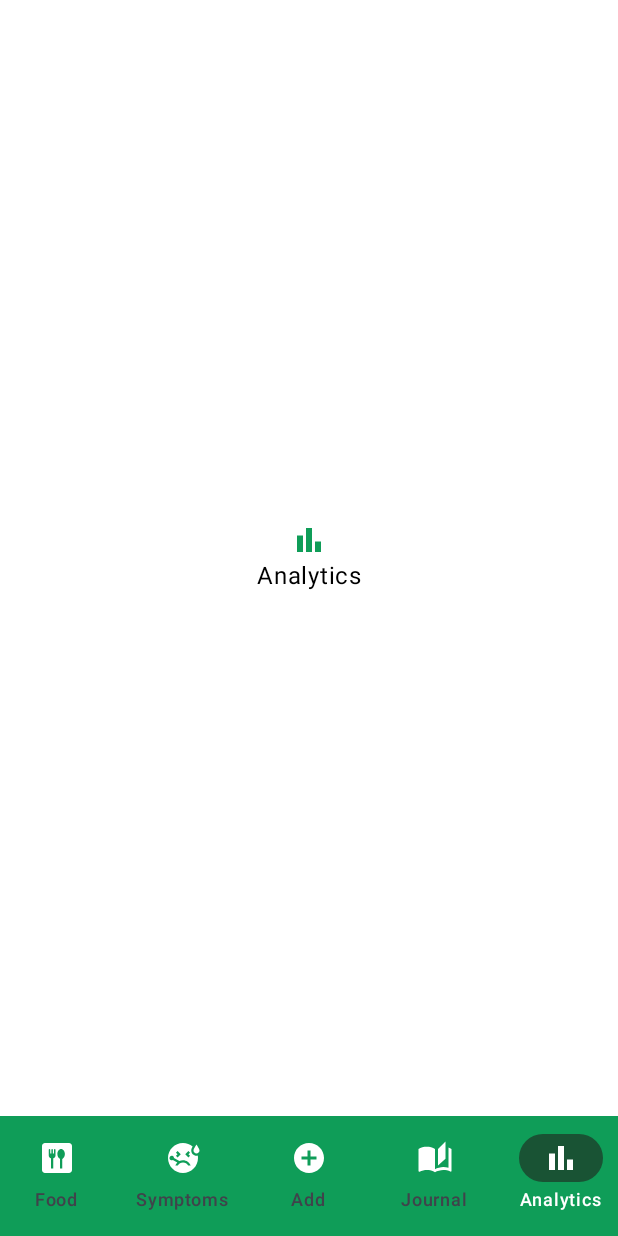
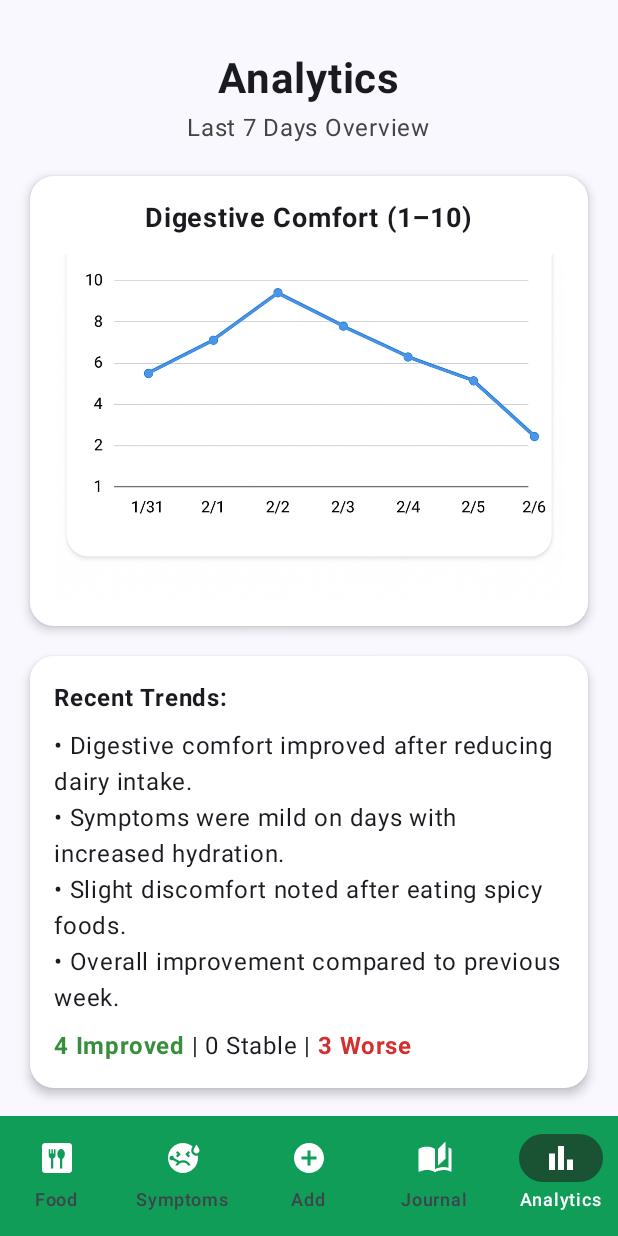
Before and after one commit to BryanLucio12/GI-Health-App, an Android app built with Jetpack Compose: the AnalyticsScreen screen opened through its navigation route, on a phone screen of 412 x 824 dp. Run offline under Robolectric (Android 15) with nearby library versions, the phone set to English and light mode, and no system bars.

Commit message:
Added Anylitics screen

```diff
--- a/app/src/main/java/com/example/gihealth/ui/screens/AnalyticsScreen.kt
+++ b/app/src/main/java/com/example/gihealth/ui/screens/AnalyticsScreen.kt
@@ -1,34 +1,130 @@
 package com.example.gihealth.ui.screens
 
+import androidx.compose.foundation.Image
 import androidx.compose.ui.Alignment
 import androidx.compose.ui.Modifier
-import androidx.compose.foundation.background
 import androidx.compose.foundation.layout.Arrangement
 import androidx.compose.foundation.layout.Column
+import androidx.compose.foundation.layout.Row
+import androidx.compose.foundation.layout.Spacer
 import androidx.compose.foundation.layout.fillMaxSize
-import androidx.compose.material.icons.Icons
-import androidx.compose.material.icons.filled.BarChart
-import androidx.compose.material3.Icon
+import androidx.compose.foundation.layout.fillMaxWidth
+import androidx.compose.foundation.layout.height
+import androidx.compose.foundation.layout.padding
+import androidx.compose.foundation.shape.RoundedCornerShape
+import androidx.compose.material3.Card
+import androidx.compose.material3.CardDefaults
 import androidx.compose.material3.Text
 import androidx.compose.runtime.Composable
+import androidx.compose.ui.draw.clip
 import androidx.compose.ui.graphics.Color
+import androidx.compose.ui.layout.ContentScale
+import androidx.compose.ui.res.painterResource
+import androidx.compose.ui.text.font.FontWeight
+import androidx.compose.ui.tooling.preview.Preview
+import androidx.compose.ui.unit.dp
+import androidx.compose.ui.unit.sp
+import com.example.gihealth.ui.theme.GIHealthTheme
 
 @Composable
 fun AnalyticsScreen() {
     Column(
         modifier = Modifier
             .fillMaxSize()
-            .background(Color.White),
-        horizontalAlignment = Alignment.CenterHorizontally,
-        verticalArrangement = Arrangement.Center
+            .padding(horizontal = 20.dp, vertical = 16.dp),
+        horizontalAlignment = Alignment.CenterHorizontally
     ) {
-        // Icon on the screen
-        Icon(
-            imageVector = Icons.Default.BarChart,
-            contentDescription = "Analytics",
-            tint = Color(0xFF0F9D58)
+        // Title
+        Text(
+            text = "Analytics",
+            fontSize = 28.sp,
+            fontWeight = FontWeight.Bold,
+            modifier = Modifier.padding(top = 20.dp)
         )
-        // Text on the screen
-        Text(text = "Analytics", color = Color.Black)
+
+        Text(
+            text = "Last 7 Days Overview",
+            fontSize = 16.sp,
+            color = Color.DarkGray,
+            modifier = Modifier.padding(top = 4.dp, bottom = 20.dp)
+        )
+
+        // Adding graph
+        Card(
+            modifier = Modifier
+                .fillMaxWidth()
+                .height(300.dp),
+            colors = CardDefaults.cardColors(containerColor = Color.White),
+            shape = RoundedCornerShape(16.dp),
+            elevation = CardDefaults.cardElevation(4.dp)
+        ) {
+            Column(
+                modifier = Modifier
+                    .fillMaxSize()
+                    .padding(16.dp),
+                horizontalAlignment = Alignment.CenterHorizontally
+            ) {
+                Text(
+                    text = "Digestive Comfort (1–10)",
+                    fontWeight = FontWeight.Bold,
+                    fontSize = 18.sp,
+                    modifier = Modifier.padding(bottom = 12.dp)
+                )
+
+                Image(
+                    painter = painterResource(id = com.example.gihealth.R.drawable.img_3),
+                    contentDescription = "Digestive comfort chart",
+                    modifier = Modifier
+                        .fillMaxWidth()
+                        .weight(1f)
+                        .clip(RoundedCornerShape(8.dp)),
+                    contentScale = ContentScale.Crop
+                )
+            }
+        }
+
+        Spacer(modifier = Modifier.height(20.dp))
+
+        // Trends card
+        Card(
+            modifier = Modifier.fillMaxWidth(),
+            colors = CardDefaults.cardColors(containerColor = Color.White),
+            shape = RoundedCornerShape(16.dp),
+            elevation = CardDefaults.cardElevation(4.dp)
+        ) {
+            Column(modifier = Modifier.padding(16.dp)) {
+                Text(
+                    text = "Recent Trends:",
+                    fontWeight = FontWeight.Bold,
+                    fontSize = 16.sp,
+                    modifier = Modifier.padding(bottom = 8.dp)
+                )
+
+                Text("• Digestive comfort improved after reducing dairy intake.")
+                Text("• Symptoms were mild on days with increased hydration.")
+                Text("• Slight discomfort noted after eating spicy foods.")
+                Text("• Overall improvement compared to previous week.")
+
+                Spacer(modifier = Modifier.height(8.dp))
+
+                Row(
+                    horizontalArrangement = Arrangement.Start,
+                    verticalAlignment = Alignment.CenterVertically
+                ) {
+                    Text("4 Improved", color = Color(0xFF388E3C), fontWeight = FontWeight.Bold)
+                    Text(" | 0 Stable | ")
+                    Text("3 Worse", color = Color(0xFFD32F2F), fontWeight = FontWeight.Bold)
+                }
+            }
+        }
     }
 }
+
+
+@Preview(showBackground = true)
+@Composable
+fun AnalyticsScreenPreview() {
+    GIHealthTheme {
+        AnalyticsScreen()
+    }
+}
```
Also changed, not shown: app/src/main/res/drawable/img_3.png (added).
